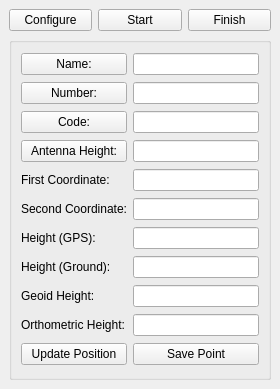
Above: gnss_3d_capture_dockwidget_base.ui from DavidHernandezLopez/GNSS3DCapture before the change. Below: the same form after it.
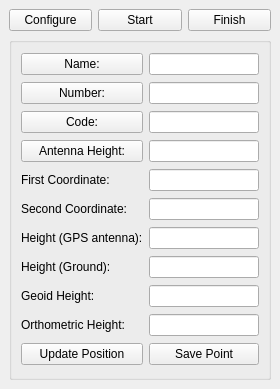
That is the form after the change.

```diff
--- a/gnss_3d_capture_dockwidget_base.ui
+++ b/gnss_3d_capture_dockwidget_base.ui
@@ -129,7 +129,7 @@
        <item row="6" column="0">
         <widget class="QLabel" name="heightGpsLabel">
          <property name="text">
-          <string>Height (GPS):</string>
+          <string>Height (GPS antenna):</string>
          </property>
         </widget>
        </item>
```
